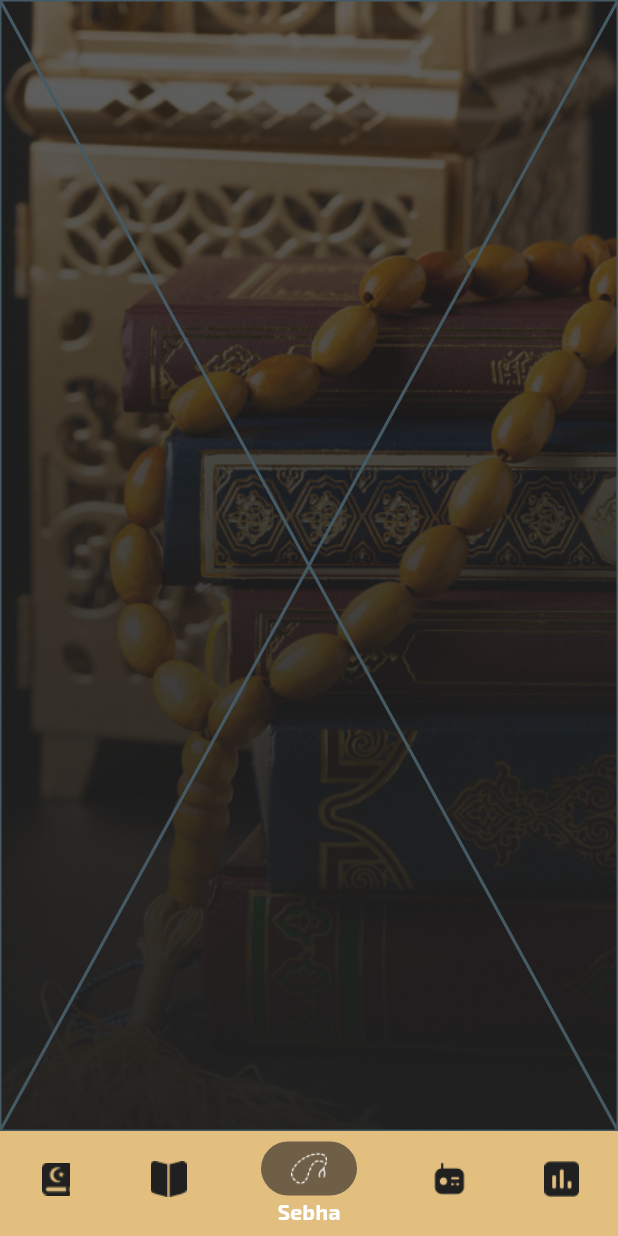
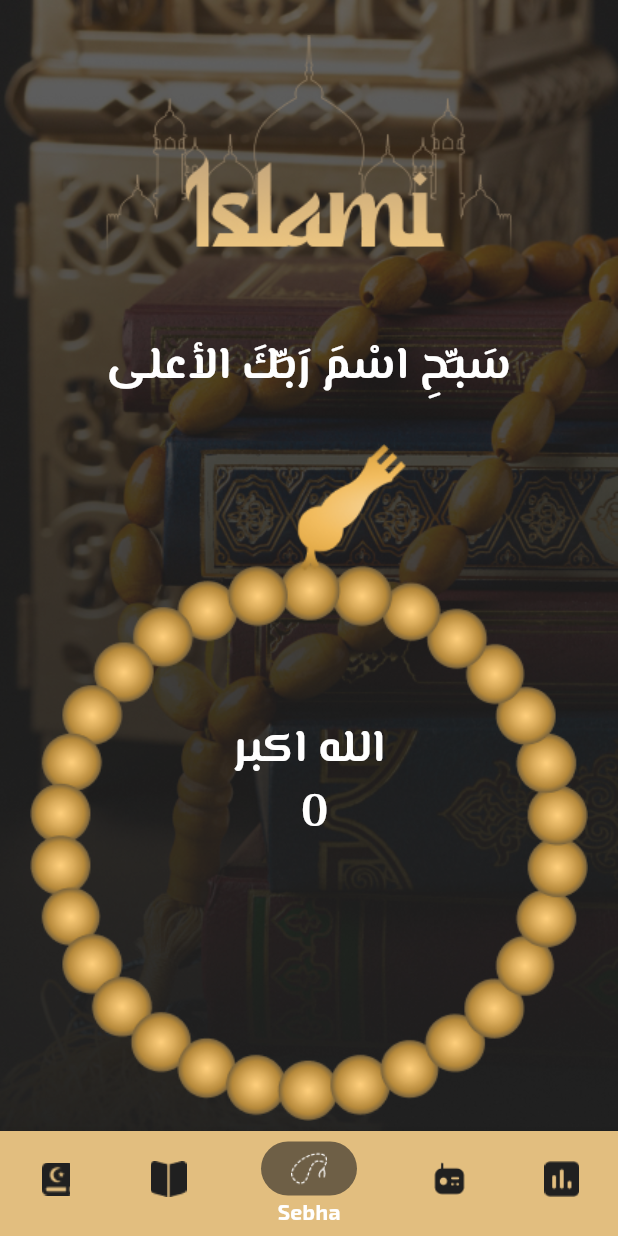
Before and after one commit to samarelsisi/Islame-App, a Flutter app: the HomeScreen screen opened by its route, item 3 of the bottom bar chosen, on a phone screen of 412 x 824 dp. Run offline on Flutter 3.47's test engine with Material 3 defaults, Android fonts, the phone set to English and light mode, and no system bars; our stand-ins replace carousel_slider, device_preview, google_fonts, introduction_screen, shared_preferences; accounts and stored records are empty.

Commit message:
Sebha Tab finish

```diff
--- a/lib/home/tabs/sebhaTab.dart
+++ b/lib/home/tabs/sebhaTab.dart
@@ -1,10 +1,95 @@
+import 'dart:math';
 import 'package:flutter/material.dart';
+import 'package:google_fonts/google_fonts.dart';
+import 'package:project/appcolors.dart';
 
-class SebhaTab extends StatelessWidget {
-  const SebhaTab  ({super.key});
+class SebhaTab extends StatefulWidget {
+  const SebhaTab({super.key});
 
   @override
+  State<SebhaTab> createState() => _SebhaTabState();
+}
+
+class _SebhaTabState extends State<SebhaTab> {
+  double angle = 0;
+  int counter = 0;
+  int index=0;
+  List<String> Tasbeh = ['الله اكبر', ' الحمد لله', 'سبحان الله'];
+
+  void _rotateImage() {
+    setState(() {
+      angle += 0.19;
+      counter++;
+      print(counter);
+    });
+  }
+  void _resetCounter(){
+    setState(() {
+      if(counter==34){
+        if(index<Tasbeh.length-1){
+          index++;
+        }
+        else{
+          index=0;
+        }
+
+        counter=0;
+        angle=0;
+      }
+    });
+  }
+  @override
   Widget build(BuildContext context) {
-    return const Placeholder();
+    return Padding(
+      padding: const EdgeInsets.symmetric(horizontal: 20.0),
+      child: Column(
+        crossAxisAlignment: CrossAxisAlignment.stretch,
+        mainAxisAlignment: MainAxisAlignment.start,
+        children: [
+          Image.asset("assets/images/onboarding_header.png"),
+          SizedBox(
+            height: 5,
+          ),
+          Text(
+            "سَبِّحِ اسْمَ رَبِّكَ الأعلى",
+            style: GoogleFonts.elMessiri(
+              fontSize: 30,
+              fontWeight: FontWeight.bold,
+              color: Colors.white,
+            ),
+            textAlign: TextAlign.center,
+          ),
+          SizedBox(
+            height: 30,
+          ),
+          Stack(
+            alignment: Alignment.center,
+            children: [
+              GestureDetector(
+                onTap: (){
+                  _rotateImage();
+                  _resetCounter();
+                },
+                child: Transform.rotate(
+                    angle: angle,
+                    child: Image.asset('assets/images/SebhaCounter.png')),
+              ),
+              SizedBox(
+                height: 30,
+              ),
+              Text(
+                "${Tasbeh[index]} \n ${counter}",
+                style: GoogleFonts.elMessiri(
+                  fontSize: 30,
+                  fontWeight: FontWeight.bold,
+                  color: Colors.white,
+                ),
+                textAlign: TextAlign.center,
+              )
+            ],
+          )
+        ],
+      ),
+    );
   }
 }
```
Also changed, not shown: assets/images/2.0x/SebhaCounter@2x.png (added), assets/images/3.0x/SebhaCounter@3x.png (added), assets/images/SebhaCounter.png (added).
